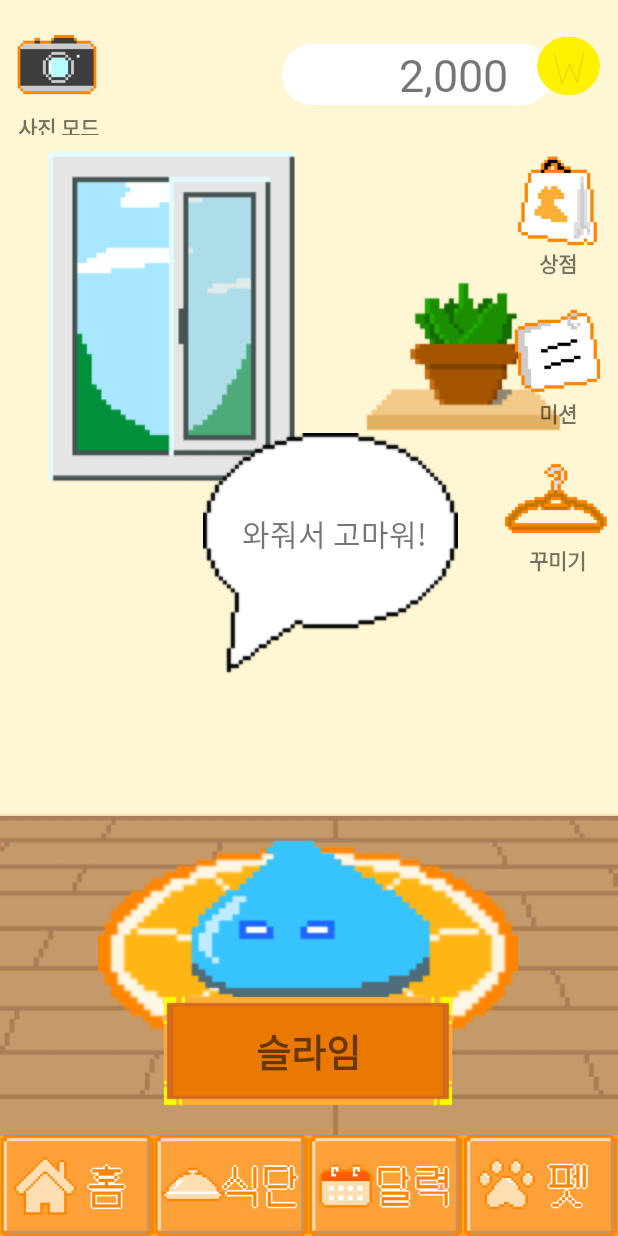
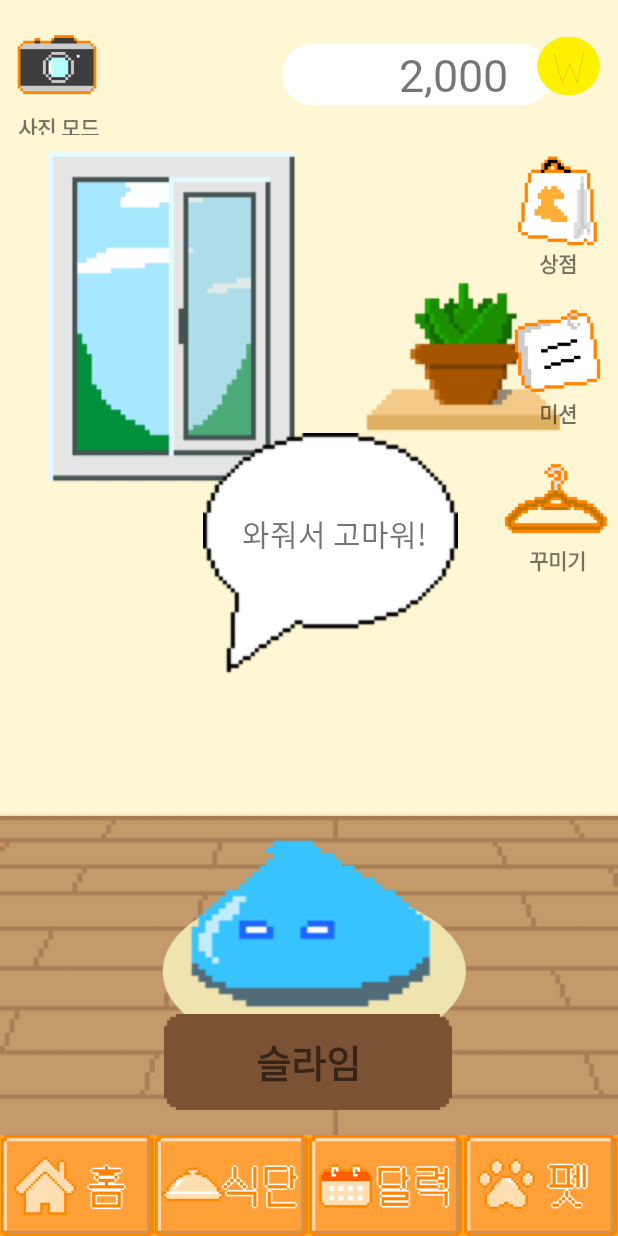
Before and after one commit to SneakySN/PetWithDietManagement, an Android app: the PetMenuActivity screen opened directly, with no data from a screen before it, on a phone screen of 412 x 824 dp. Run offline under Robolectric (Android 15) with nearby library versions, the phone set to English and light mode, and no system bars.

Commit message:
decorating update

```diff
--- a/app/src/main/java/com/example/petwithdietmanagement/ShopActivity.java
+++ b/app/src/main/java/com/example/petwithdietmanagement/ShopActivity.java
@@ -8,6 +8,7 @@ import android.os.Bundle;
 import android.view.View;
 import android.widget.Button;
 import android.widget.ImageButton;
+import android.widget.ImageView;
 import android.widget.TabHost;
 
 public class ShopActivity extends TabActivity {
@@ -53,5 +54,10 @@ public class ShopActivity extends TabActivity {
                 overridePendingTransition(0, 0);
             }
         });
+
+
+
+
+
     }
 }
--- a/app/src/main/res/layout/activity_diet.xml
+++ b/app/src/main/res/layout/activity_diet.xml
@@ -80,7 +80,7 @@
         android:layout_above="@id/bottom_menu"
         android:layout_marginTop="8dp"
         android:layout_weight="1"
-        android:background="#E8EAF6"/>
+        android:background="#FFF4DA"/>
 
     <!-- 바텀 네비게이션 바 -->
     <LinearLayout
--- a/app/src/main/res/layout/activity_pet_menu.xml
+++ b/app/src/main/res/layout/activity_pet_menu.xml
@@ -64,7 +64,7 @@
             app:layout_constraintEnd_toEndOf="@+id/floor"
             app:layout_constraintStart_toStartOf="@+id/floor"
             app:layout_constraintTop_toTopOf="@+id/guideline"
-            app:srcCompat="@drawable/orange_carpet" />
+            app:srcCompat="@drawable/carpet" />
 
         <!-- 말풍선 -->
         <ImageView
@@ -109,6 +109,31 @@
             app:layout_constraintEnd_toEndOf="@+id/carpet"
             app:layout_constraintHorizontal_bias="0.0"
             app:srcCompat="@drawable/slime01" />
+
+
+        <!-- 캐릭터 모자 이미지 -->
+        <ImageView
+            android:id="@+id/hat_image"
+            android:layout_width="290dp"
+            android:layout_height="261dp"
+            android:layout_marginBottom="100dp"
+            android:scaleType="fitXY"
+            app:layout_constraintBottom_toBottomOf="@+id/floor"
+            app:layout_constraintEnd_toEndOf="@+id/carpet"
+            app:layout_constraintHorizontal_bias="0.0"
+            />
+
+        <!-- 캐릭터 배경 이미지 -->
+        <ImageView
+            android:id="@+id/background_image"
+            android:layout_width="290dp"
+            android:layout_height="261dp"
+            android:layout_marginBottom="100dp"
+            android:scaleType="fitXY"
+            app:layout_constraintBottom_toBottomOf="@+id/floor"
+            app:layout_constraintEnd_toEndOf="@+id/carpet"
+            app:layout_constraintHorizontal_bias="0.0"
+            />
 
 
         <!--카메라, 돈 표시를 포함하는 LinearLayout-->
@@ -301,7 +326,7 @@
             app:layout_constraintStart_toStartOf="@+id/floor"
             app:layout_constraintTop_toTopOf="@+id/floor"
             app:layout_constraintVertical_bias="0.61"
-            app:srcCompat="@drawable/badge" />
+            app:srcCompat="@drawable/normal_badge" />
 
         <!-- 이름 텍스트-->
         <TextView
@@ -422,7 +447,9 @@
                     android:elevation="12dp"
                     android:layout_width="match_parent"
                     android:layout_height="wrap_content"
-                    android:background="#F6d58a" >
+                    android:background="#F6d58a">
+
+
                 </TabWidget>
 
                 <FrameLayout
@@ -431,37 +458,106 @@
                     android:layout_height="0dp"
                     android:layout_weight="1">
 
-                    <!-- 모자 아이템을 나열할 RecyclerView -->
-                    <androidx.recyclerview.widget.RecyclerView
+                    <LinearLayout
                         android:id="@+id/tabHat"
                         android:layout_width="match_parent"
-                        android:layout_height="0dp"
-                        android:layout_weight="1"
-                        android:padding="16dp" />
+                        android:layout_height="match_parent"
+                        android:orientation="vertical"
+                        android:padding="16dp">
 
-                    <!-- 배경 아이템을 나열할 RecyclerView -->
-                    <androidx.recyclerview.widget.RecyclerView
+                        <ImageButton
+                            android:id="@+id/UsePinwheel"
+                            android:layout_width="120dp"
+                            android:layout_height="120dp"
+                            android:scaleType="fitCenter"
+                            android:background="?android:selectableItemBackground"
+                            android:src="@drawable/pinwheel_sample"/>
+
+                        <!-- 모자 아이템을 나열할 RecyclerView -->
+                        <androidx.recyclerview.widget.RecyclerView
+                            android:id="@+id/recyclerHat"
+                            android:layout_width="match_parent"
+                            android:layout_height="0dp"
+                            android:layout_weight="1"
+                            android:padding="16dp">
+                        </androidx.recyclerview.widget.RecyclerView>
+                    </LinearLayout>
+
+
+                    <LinearLayout
                         android:id="@+id/tabBackground"
                         android:layout_width="match_parent"
-                        android:layout_height="0dp"
-                        android:layout_weight="1"
-                        android:padding="16dp" />
+                        android:layout_height="match_parent"
+                        android:orientation="vertical"
+                        android:padding="16dp">
 
-                    <!-- 명창 아이템을 나열할 RecyclerView -->
-                    <androidx.recyclerview.widget.RecyclerView
+                        <ImageButton
+                            android:id="@+id/UseStarNight"
+                            android:layout_width="120dp"
+                            android:layout_height="120dp"
+                            android:scaleType="fitCenter"
+                            android:background="?android:selectableItemBackground"
+                            android:src="@drawable/star_night_background"/>
+
+                        <!-- 배경 아이템을 나열할 RecyclerView -->
+                        <androidx.recyclerview.widget.RecyclerView
+                            android:id="@+id/recyclerBackground"
+                            android:layout_width="match_parent"
+                            android:layout_height="0dp"
+                            android:layout_weight="1"
+                            android:padding="16dp"
+
+                        />
+                    </LinearLayout>
+
+
+                    <LinearLayout
                         android:id="@+id/tabBadge"
                         android:layout_width="match_parent"
-                        android:layout_height="0dp"
-                        android:layout_weight="1"
-                        android:padding="16dp" />
+                        android:layout_height="match_parent"
+                        android:orientation="vertical"
+                        android:padding="16dp">
 
-                    <!-- 카펫 아이템을 나열할 RecyclerView -->
-                    <androidx.recyclerview.widget.RecyclerView
+                        <ImageButton
+                            android:id="@+id/UseBadge"
+                            android:layout_width="120dp"
+                            android:layout_height="120dp"
+                            android:scaleType="fitCenter"
+                            android:background="?android:selectableItemBackground"
+                            android:src="@drawable/badge"/>
+
+                        <!-- 명창 아이템을 나열할 RecyclerView -->
+                        <androidx.recyclerview.widget.RecyclerView
+                            android:id="@+id/recyclerBadge"
+                            android:layout_width="match_parent"
+                            android:layout_height="0dp"
+                            android:layout_weight="1"
+                            android:padding="16dp" />
+                    </LinearLayout>
+
+                    <LinearLayout
                         android:id="@+id/tabCarpet"
                         android:layout_width="match_parent"
-                        android:layout_height="0dp"
-                        android:layout_weight="1"
-                        android:padding="16dp" />
+                        android:layout_height="match_parent"
+                        android:orientation="vertical"
+                        android:padding="16dp">
+
+                        <ImageButton
+                            android:id="@+id/UseOrangeCarpet"
+                            android:layout_width="120dp"
+                            android:layout_height="120dp"
+                            android:scaleType="fitCenter"
+                            android:background="?android:selectableItemBackground"
+                            android:src="@drawable/orange_carpet"/>
+
+                        <!-- 카펫 아이템을 나열할 RecyclerView -->
+                        <androidx.recyclerview.widget.RecyclerView
+                            android:id="@+id/recyclerCarpet"
+                            android:layout_width="match_parent"
+                            android:layout_height="0dp"
+                            android:layout_weight="1"
+                            android:padding="16dp" />
+                    </LinearLayout>
                 </FrameLayout>
             </LinearLayout>
         </TabHost>
```
Also changed, not shown: app/src/main/java/com/example/petwithdietmanagement/PetMenuActivity.java (+51 -1 lines), app/src/main/java/com/example/petwithdietmanagement/SlideUpAdapter.java (added, +45 -0 lines), app/src/main/res/layout/activity_shop.xml (+5 -5 lines), app/src/main/res/drawable/normal_badge.png (added).
